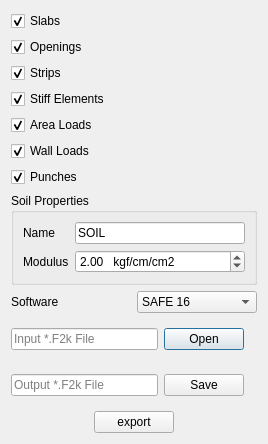
ebrahimraeyat/OSAFE, file safe/punch/Resources/ui/safe_panel.ui: the form before one commit.
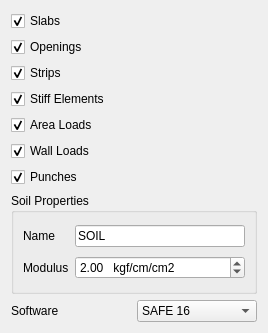
The form after the commit.

Commit message: remove f2k ui input and output in export to safe

Diff of the .ui file:
```diff
--- a/safe/punch/Resources/ui/safe_panel.ui
+++ b/safe/punch/Resources/ui/safe_panel.ui
@@ -7,7 +7,7 @@
     <x>0</x>
     <y>0</y>
     <width>268</width>
-    <height>444</height>
+    <height>333</height>
    </rect>
   </property>
   <property name="windowTitle">
@@ -159,99 +159,6 @@
      </item>
     </layout>
    </item>
-   <item>
-    <layout class="QHBoxLayout" name="horizontalLayout">
-     <item>
-      <widget class="QLineEdit" name="input_f2k">
-       <property name="inputMask">
-        <string/>
-       </property>
-       <property name="placeholderText">
-        <string>Input *.F2k File</string>
-       </property>
-      </widget>
-     </item>
-     <item>
-      <widget class="QPushButton" name="browse_input">
-       <property name="text">
-        <string>Open</string>
-       </property>
-      </widget>
-     </item>
-     <item>
-      <widget class="QLabel" name="label">
-       <property name="text">
-        <string/>
-       </property>
-      </widget>
-     </item>
-    </layout>
-   </item>
-   <item>
-    <layout class="QHBoxLayout" name="horizontalLayout_2">
-     <item>
-      <widget class="QLineEdit" name="output_f2k">
-       <property name="inputMask">
-        <string/>
-       </property>
-       <property name="placeholderText">
-        <string>Output *.F2k File</string>
-       </property>
-      </widget>
-     </item>
-     <item>
-      <widget class="QPushButton" name="browse_output">
-       <property name="text">
-        <string>Save</string>
-       </property>
-      </widget>
-     </item>
-     <item>
-      <widget class="QLabel" name="label_4">
-       <property name="text">
-        <string/>
-       </property>
-      </widget>
-     </item>
-    </layout>
-   </item>
-   <item>
-    <layout class="QHBoxLayout" name="horizontalLayout_3">
-     <item>
-      <spacer name="horizontalSpacer">
-       <property name="orientation">
-        <enum>Qt::Horizontal</enum>
-       </property>
-       <property name="sizeHint" stdset="0">
-        <size>
-         <width>40</width>
-         <height>20</height>
-        </size>
-       </property>
-      </spacer>
-     </item>
-     <item>
-      <widget class="QPushButton" name="export_button">
-       <property name="text">
-        <string>export</string>
-       </property>
-      </widget>
-     </item>
-     <item>
-      <spacer name="horizontalSpacer_2">
-       <property name="orientation">
-        <enum>Qt::Horizontal</enum>
-       </property>
-       <property name="sizeHint" stdset="0">
-        <size>
-         <width>40</width>
-         <height>20</height>
-        </size>
-       </property>
-      </spacer>
-     </item>
-    </layout>
-   </item>
   </layout>
  </widget>
  <resources/>
```
The commit also changes 3 other files.
